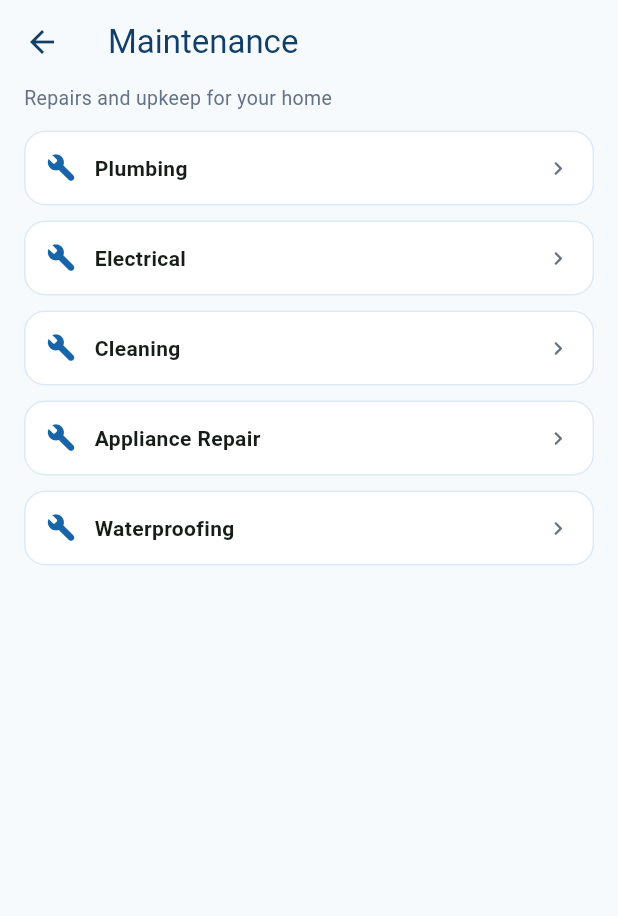
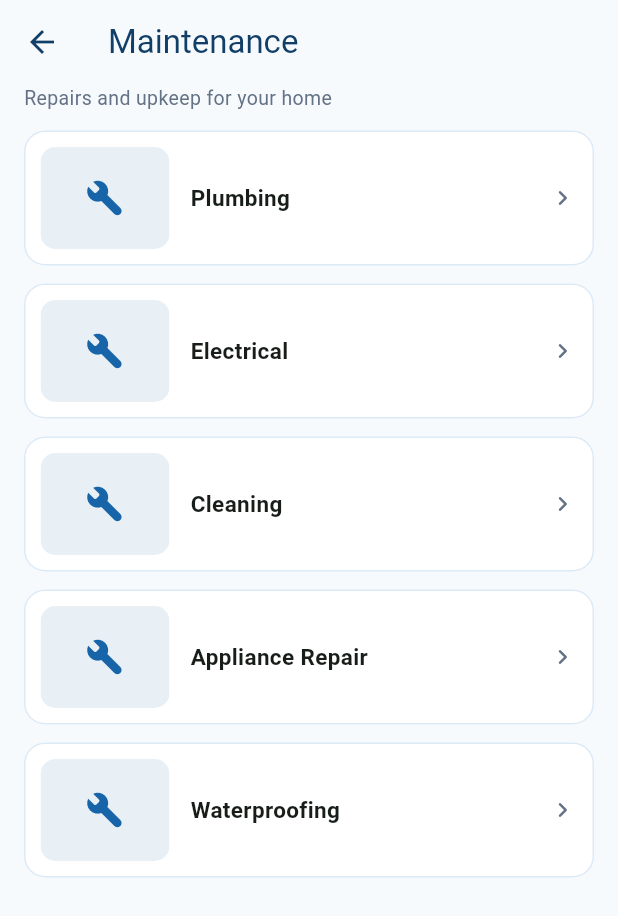
Before and after one commit to physioxapp1-sys/pakka-homes, a Flutter app: the CategoryScreen screen opened directly, on a phone screen of 412 x 824 dp. Shown: the top 916 px of the screen. Run offline on Flutter 3.47's test engine with Material 3 defaults, Android fonts, the phone set to English and light mode, and no system bars; our stand-ins replace shared_preferences; accounts and stored records are empty; network calls fail.

Commit message:
Show the trade on each Maintenance row
The five rows all drew the same spanner. They now carry their category's
photograph, its name and how many services sit under it, all from the API - so
a picture uploaded in admin appears without a release.

Which five trades Maintenance groups stays in the app, because that is a
product decision rather than catalog data. Everything about how a row looks
comes from the server, and a category with no photo yet draws the icon it drew
before, as does an offline open.

Co-Authored-By: Claude Opus 5 <noreply@anthropic.com>

```diff
--- a/lib/screens/category_screen.dart
+++ b/lib/screens/category_screen.dart
@@ -1,8 +1,16 @@
 import 'package:flutter/material.dart';
 
+import '../data/api_client.dart';
+import '../data/catalog_models.dart';
+import '../data/catalog_repository.dart';
 import '../theme/app_colors.dart';
 
-class CategoryScreen extends StatelessWidget {
+/// A grouping of categories - Maintenance fanning out to the trades under it.
+///
+/// The trades it lists are a product decision and stay in the app; their
+/// names and pictures come from the API, so a photo uploaded in admin shows up
+/// without a release. Until one is, a row draws its fallback icon.
+class CategoryScreen extends StatefulWidget {
   const CategoryScreen({
     super.key,
     required this.title,
@@ -10,18 +18,73 @@ class CategoryScreen extends StatelessWidget {
     required this.icon,
     required this.iconColor,
     required this.items,
+    required this.slugs,
     this.itemRoutes,
   });
 
   final String title;
   final String subtitle;
+
+  /// Drawn on a row whose category has no picture yet.
   final IconData icon;
   final Color iconColor;
+
+  /// Fallback labels, in the same order as [slugs]. Used until the API
+  /// answers, and if it never does.
   final List<String> items;
 
-  /// Optional per-item destinations, keyed by the item's label. Items with
-  /// no matching entry show a "coming soon" message instead of navigating.
+  /// The backend slugs for those rows, which is what the pictures arrive by.
+  final List<String> slugs;
+
+  /// Per-item destinations, keyed by the item's label. Items with no matching
+  /// entry show a "coming soon" message instead of navigating.
   final Map<String, WidgetBuilder>? itemRoutes;
+
+  @override
+  State<CategoryScreen> createState() => _CategoryScreenState();
+}
+
+class _CategoryScreenState extends State<CategoryScreen> {
+  final _repository = CatalogRepository();
+
+  /// Keyed by slug. Empty until the catalog answers, which is why the labels
+  /// are passed in rather than waited for.
+  Map<String, RemoteCategory> _remote = const {};
+
+  @override
+  void initState() {
+    super.initState();
+    _load();
+  }
+
+  @override
+  void dispose() {
+    _repository.dispose();
+    super.dispose();
+  }
+
+  Future<void> _load() async {
+    try {
+      final rows = await _repository.categories(CatalogRepository.serviceVertical);
+      if (mounted) {
+        setState(() => _remote = {for (final c in rows) c.slug: c});
+      }
+    } on ApiException {
+      // Offline, or the catalog is not imported: the rows below still list
+      // and still open. They just carry an icon instead of a photograph.
+    }
+  }
+
+  void _open(String label) {
+    final route = widget.itemRoutes?[label];
+    if (route != null) {
+      Navigator.of(context).push(MaterialPageRoute(builder: route));
+    } else {
+      ScaffoldMessenger.of(context).showSnackBar(
+        const SnackBar(content: Text('Coming soon')),
+      );
+    }
+  }
 
   @override
   Widget build(BuildContext context) {
@@ -31,7 +94,7 @@ class CategoryScreen extends StatelessWidget {
         backgroundColor: AppColors.background,
         elevation: 0,
         foregroundColor: AppColors.textPrimary,
-        title: Text(title),
+        title: Text(widget.title),
       ),
       body: Column(
         crossAxisAlignment: CrossAxisAlignment.start,
@@ -39,48 +102,33 @@ class CategoryScreen extends StatelessWidget {
           Padding(
             padding: const EdgeInsets.fromLTRB(16, 0, 16, 12),
             child: Text(
-              subtitle,
+              widget.subtitle,
               style: const TextStyle(fontSize: 13, color: AppColors.textSecondary),
             ),
           ),
           Expanded(
-            child: ListView.separated(
-              padding: const EdgeInsets.fromLTRB(16, 0, 16, 16),
-              itemCount: items.length,
-              separatorBuilder: (_, __) => const SizedBox(height: 10),
-              itemBuilder: (context, index) => InkWell(
-                borderRadius: BorderRadius.circular(14),
-                onTap: () {
-                  final route = itemRoutes?[items[index]];
-                  if (route != null) {
-                    Navigator.of(context).push(MaterialPageRoute(builder: route));
-                  } else {
-                    ScaffoldMessenger.of(context).showSnackBar(
-                      const SnackBar(content: Text('Coming soon')),
-                    );
-                  }
+            child: RefreshIndicator(
+              onRefresh: _load,
+              color: AppColors.green,
+              child: ListView.separated(
+                padding: const EdgeInsets.fromLTRB(16, 0, 16, 16),
+                itemCount: widget.items.length,
+                separatorBuilder: (_, __) => const SizedBox(height: 12),
+                itemBuilder: (context, index) {
+                  final slug =
+                      index < widget.slugs.length ? widget.slugs[index] : null;
+                  final remote = slug == null ? null : _remote[slug];
+                  // The label is the app's until the catalog gives its own.
+                  final label = widget.items[index];
+                  return _CategoryRow(
+                    label: remote?.name ?? label,
+                    count: remote?.subcategoryCount ?? 0,
+                    imageUrl: remote?.imageUrl,
+                    icon: widget.icon,
+                    iconColor: widget.iconColor,
+                    onTap: () => _open(label),
+                  );
                 },
-                child: Container(
-                  padding: const EdgeInsets.all(14),
-                  decoration: BoxDecoration(
-                    color: Colors.white,
-                    borderRadius: BorderRadius.circular(14),
-                    border: Border.all(color: AppColors.cardBorder),
-                  ),
-                  child: Row(
-                    children: [
-                      Icon(icon, color: iconColor, size: 20),
-                      const SizedBox(width: 12),
-                      Expanded(
-                        child: Text(
-                          items[index],
-                          style: const TextStyle(fontSize: 14, fontWeight: FontWeight.w600),
-                        ),
-                      ),
-                      const Icon(Icons.chevron_right_rounded, color: AppColors.textSecondary, size: 18),
-                    ],
-                  ),
-                ),
               ),
             ),
           ),
@@ -89,3 +137,101 @@ class CategoryScreen extends StatelessWidget {
     );
   }
 }
+
+class _CategoryRow extends StatelessWidget {
+  const _CategoryRow({
+    required this.label,
+    required this.count,
+    required this.imageUrl,
+    required this.icon,
+    required this.iconColor,
+    required this.onTap,
+  });
+
+  final String label;
+  final int count;
+  final String? imageUrl;
+  final IconData icon;
+  final Color iconColor;
+  final VoidCallback onTap;
+
+  @override
+  Widget build(BuildContext context) {
+    return Material(
+      color: Colors.white,
+      borderRadius: BorderRadius.circular(14),
+      child: InkWell(
+        borderRadius: BorderRadius.circular(14),
+        onTap: onTap,
+        child: Container(
+          decoration: BoxDecoration(
+            borderRadius: BorderRadius.circular(14),
+            border: Border.all(color: AppColors.cardBorder),
+          ),
+          padding: const EdgeInsets.all(10),
+          child: Row(
+            children: [
+              ClipRRect(
+                borderRadius: BorderRadius.circular(10),
+                // 1.25:1, which is roughly the shape the artwork is drawn at,
+                // so cover trims a sliver rather than cutting the subject out.
+                child: SizedBox(
+                  width: 86,
+                  height: 68,
+                  child: _Art(url: imageUrl, icon: icon, iconColor: iconColor),
+                ),
+              ),
+              const SizedBox(width: 14),
+              Expanded(
+                child: Column(
+                  crossAxisAlignment: CrossAxisAlignment.start,
+                  children: [
+                    Text(
+                      label,
+                      style: const TextStyle(
+                          fontSize: 15, fontWeight: FontWeight.w700),
+                    ),
+                    if (count > 0) ...[
+                      const SizedBox(height: 3),
+                      Text(
+                        '$count service${count == 1 ? '' : 's'}',
+                        style: const TextStyle(
+                            fontSize: 12.5, color: AppColors.textSecondary),
+                      ),
+                    ],
+                  ],
+                ),
+              ),
+              const Icon(Icons.chevron_right_rounded,
+                  color: AppColors.textSecondary, size: 20),
+            ],
+          ),
+        ),
+      ),
+    );
+  }
+}
+
+class _Art extends StatelessWidget {
+  const _Art({required this.url, required this.icon, required this.iconColor});
+
+  final String? url;
+  final IconData icon;
+  final Color iconColor;
+
+  @override
+  Widget build(BuildContext context) {
+    final fallback = Container(
+      color: iconColor.withValues(alpha: 0.10),
+      child: Center(child: Icon(icon, color: iconColor, size: 26)),
+    );
+    if (url == null || url!.isEmpty) return fallback;
+    return Image.network(
+      url!,
+      fit: BoxFit.cover,
+      errorBuilder: (_, __, ___) => fallback,
+      loadingBuilder: (context, child, progress) =>
+          progress == null ? child : Container(color: const Color(0xFFF1F6FA)),
+    );
+  }
+}
--- a/lib/screens/home_screen.dart
+++ b/lib/screens/home_screen.dart
@@ -83,6 +83,7 @@ void _openMaintenance(BuildContext context) {
         icon: Icons.build_rounded,
         iconColor: AppColors.blue,
         items: [for (final s in _maintenanceSlugs) _category(s).name],
+        slugs: _maintenanceSlugs,
         itemRoutes: {
           for (final s in _maintenanceSlugs)
             _category(s).name: (_) => SubcategoryScreen(
```
